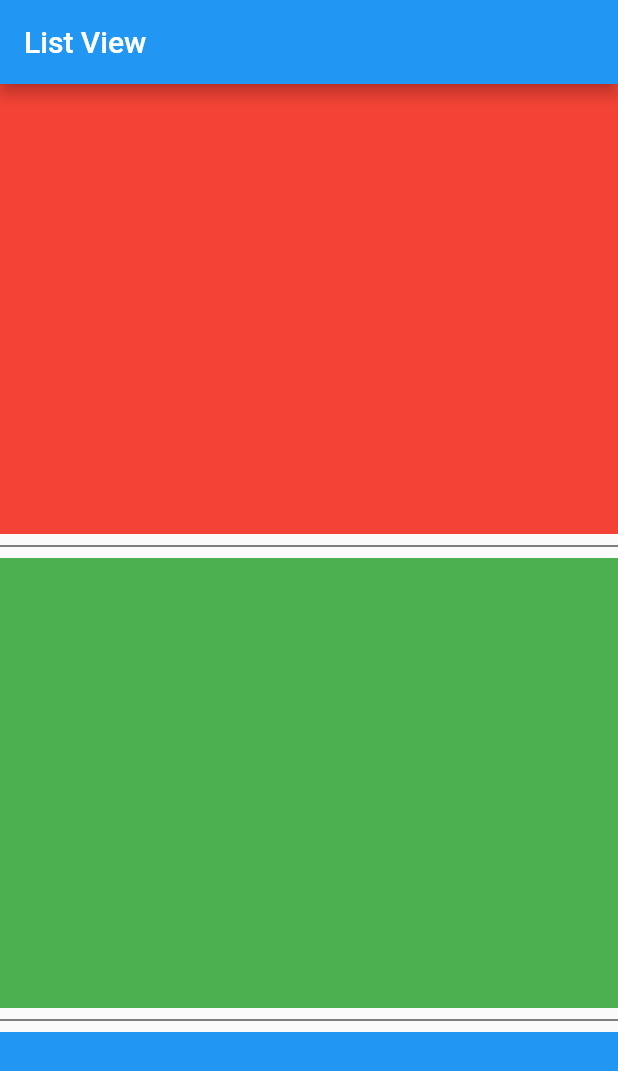
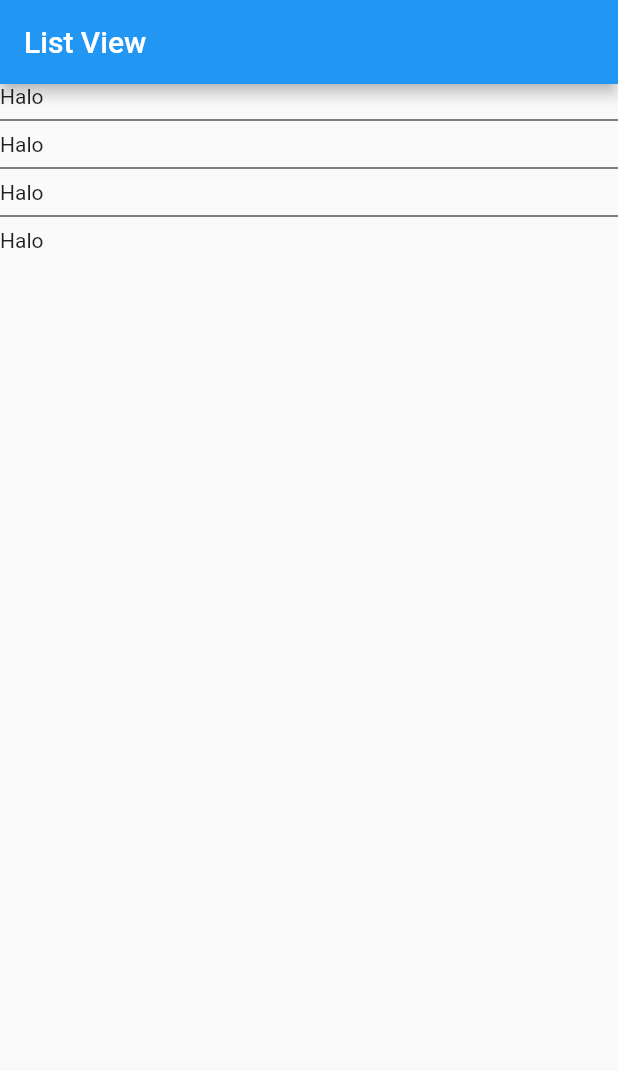
Before and after one commit to novalrialan/flutter-list-view, a Flutter app: the screen it shows after launch, on a phone screen of 412 x 824 dp. Shown: the top 1071 px of the screen. Run offline on Flutter 3.47's test engine with Material 2 defaults, Android fonts, the phone set to English and light mode, and no system bars.

Commit message:
modify method part5 listview

```diff
--- a/lib/main.dart
+++ b/lib/main.dart
@@ -5,7 +5,7 @@ void main() {
 }
 
 class MyApp extends StatelessWidget {
-  List<Color> myColor = [
+  final List<Color> myColor = [
     Colors.red,
     Colors.green,
     Colors.blue,
@@ -27,11 +27,7 @@ class MyApp extends StatelessWidget {
           // scrollDirection: Axis.horizontal, membuat tampilan content horizontal kesamping
           itemCount: myColor.length,
           itemBuilder: (context, index) {
-            return Container(
-              height: 300,
-              width: 300,
-              color: myColor[index],
-            );
+            return Text("Halo");
           },
         ),
       ),
```
